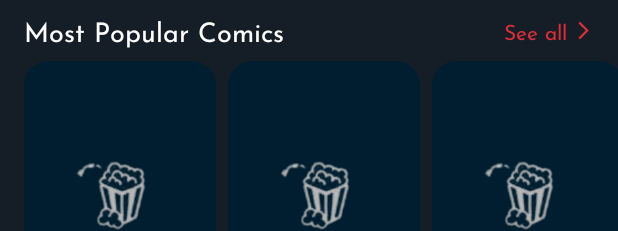
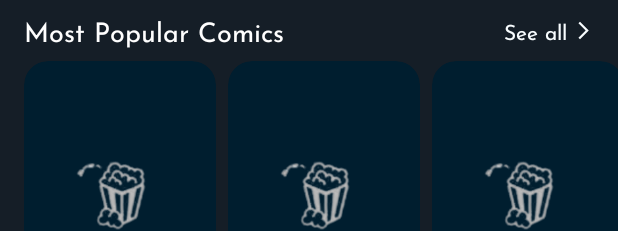
Before and after one commit to HoneyCakeTeam/HeroHub, an Android app: the layout layout_most_popular_comics.xml on its own in the app's theme, with its tools: preview values and no code run, on a phone screen of 412 x 824 dp. Shown: the top 231 px of the screen. Run offline under Robolectric (Android 15) with nearby library versions, the phone set to English and light mode, and no system bars; network calls fail.

Commit message:
change seeAll text color

```diff
--- a/app/src/main/res/layout/item_super_heroes.xml
+++ b/app/src/main/res/layout/item_super_heroes.xml
@@ -34,7 +34,7 @@
             app:layout_constraintTop_toTopOf="parent"
             app:shapeAppearanceOverlay="@style/CircleImage"
             app:strokeWidth="2dp"
-            app:strokeColor="@color/md_theme_dark_inversePrimary"
+            app:strokeColor="@color/md_theme_dark_onTertiary"
             tools:src="@drawable/spiderman" />
 
     </androidx.constraintlayout.widget.ConstraintLayout>
--- a/app/src/main/res/layout/layout_most_popular_comics.xml
+++ b/app/src/main/res/layout/layout_most_popular_comics.xml
@@ -41,10 +41,10 @@
             android:fontFamily="@font/josefinsans_regular"
             android:onClick="@{()->listener.onCLickSeeAllComics()}"
             android:text="@string/see_all"
-            android:textColor="@color/seed"
+            android:textColor="@color/md_theme_light_background"
             android:textSize="@dimen/text_small"
             app:drawableEndCompat="@drawable/ic_go"
-            app:drawableTint="@color/seed"
+            app:drawableTint="@color/md_theme_light_background"
             app:layout_constraintBottom_toBottomOf="@id/text_comics"
             app:layout_constraintEnd_toEndOf="parent"
             app:layout_constraintTop_toTopOf="@id/text_comics" />
--- a/app/src/main/res/layout/layout_most_popular_events.xml
+++ b/app/src/main/res/layout/layout_most_popular_events.xml
@@ -38,8 +38,8 @@
             android:layout_marginEnd="@dimen/spacing_medium"
             android:fontFamily="@font/josefinsans_regular"
             android:text="@string/see_all"
-            android:textColor="@color/seed"
-            app:drawableTint="@color/seed"
+            android:textColor="@color/md_theme_light_background"
+            app:drawableTint="@color/md_theme_light_background"
             android:textSize="@dimen/text_small"
             app:drawableEndCompat="@drawable/ic_go"
             android:drawablePadding="@dimen/spacing_tiny"
--- a/app/src/main/res/layout/layout_most_popular_series.xml
+++ b/app/src/main/res/layout/layout_most_popular_series.xml
@@ -46,10 +46,10 @@
             android:fontFamily="@font/josefinsans_regular"
             android:onClick="@{() -> listener.onSeeAllSeriesClick()}"
             android:text="@string/see_all"
-            android:textColor="@color/seed"
+            android:textColor="@color/md_theme_light_background"
             android:textSize="@dimen/text_small"
             app:drawableEndCompat="@drawable/ic_go"
-            app:drawableTint="@color/seed"
+            app:drawableTint="@color/md_theme_light_background"
             app:layout_constraintBottom_toTopOf="@id/recycler_most_popular_series"
             app:layout_constraintEnd_toEndOf="parent"
             app:layout_constraintTop_toTopOf="parent" />
--- a/app/src/main/res/layout/layout_super_heroes.xml
+++ b/app/src/main/res/layout/layout_super_heroes.xml
@@ -42,8 +42,8 @@
             android:text="@string/see_all"
             android:gravity="center_vertical"
             android:layout_marginEnd="@dimen/spacing_medium"
-            android:textColor="@color/seed"
-            app:drawableTint="@color/seed"
+            android:textColor="@color/md_theme_light_background"
+            app:drawableTint="@color/md_theme_light_background"
             android:textSize="@dimen/text_small"
             android:onClick="@{() -> listener.onSeeAllCharactersClicked()}"
             app:drawableEndCompat="@drawable/ic_go"
```
